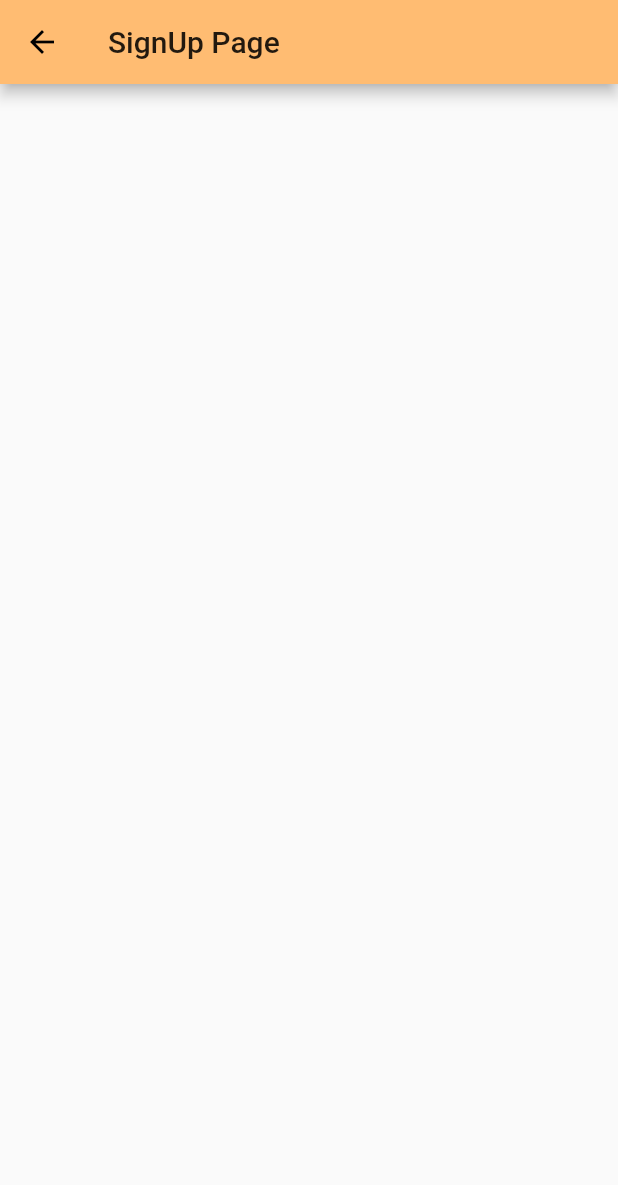
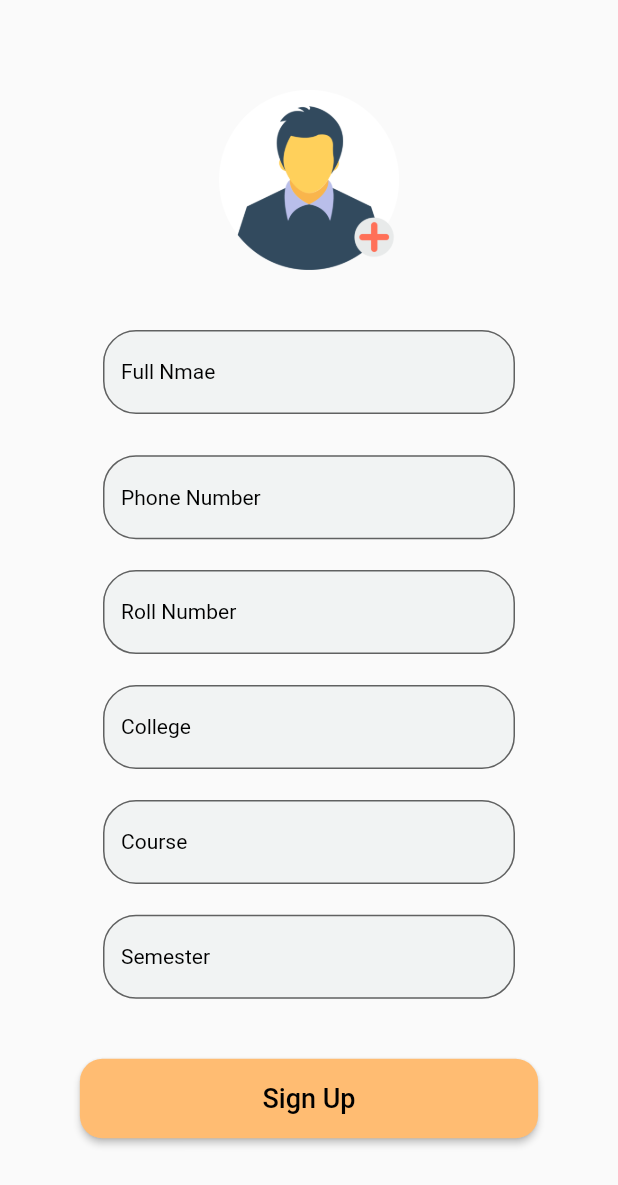
Before and after one commit to SandyUndefined/College-Services, a Flutter app: the screen it shows after launch, after a tap on "Sign Up", on a phone screen of 412 x 824 dp. Shown: the top 1185 px of the screen. Run offline on Flutter 3.47's test engine with Material 2 defaults, Android fonts, the light colour scheme and no system bars.

Commit message:
Day-3 SignUp completed

```diff
--- a/lib/login.dart
+++ b/lib/login.dart
@@ -1,5 +1,6 @@
 import 'package:college_services/main.dart';
 import 'package:college_services/responsive.dart';
+import 'package:college_services/signup.dart';
 import 'package:flutter/material.dart';
 import 'Home.dart';
 
@@ -161,7 +162,7 @@ class _LogInScreenState extends State<LogInScreen> {
           ),
           GestureDetector(
             onTap: () {
-              Navigator.pop(context);
+              Navigator.push(context,MaterialPageRoute(builder: (context) => signup()),);
             },
             child: Text(
               "Sign up",
--- a/lib/main.dart
+++ b/lib/main.dart
@@ -72,7 +72,7 @@ class _LoginpageState extends State<Loginpage> {
         Navigator.push(context,
           MaterialPageRoute(builder: (context) => signup()),);
       },
-      textColor: Colors.white,
+      textColor: Colors.black,
       shape:RoundedRectangleBorder( borderRadius: BorderRadius.circular(15.0),),
       child: Center(
         child: Text(
--- a/lib/signup.dart
+++ b/lib/signup.dart
@@ -1,12 +1,149 @@
+import 'dart:async';
+
+import 'package:college_services/responsive.dart';
+import 'package:college_services/textformfield.dart';
 import 'package:flutter/material.dart';
+
+import 'Home.dart';
 
 class signup extends StatelessWidget {
   @override
   Widget build(BuildContext context) {
     return Scaffold (
-      appBar: AppBar(
-        title: Text("SignUp Page"),
+      body: SignUpScreen (),
+    );
+  }
+}
+
+class SignUpScreen extends StatefulWidget {
+  @override
+  _SignUpScreenState createState() => _SignUpScreenState();
+}
+
+class _SignUpScreenState extends State<SignUpScreen>{
+  double _height;
+  double _width;
+  double _pixelRatio;
+  bool _large;
+  bool _medium;
+  TextEditingController _rollnumberController = new TextEditingController();
+  TextEditingController _phonenumberController = new TextEditingController();
+  GlobalKey<FormState> _key = GlobalKey();
+  FocusNode _focusNodePassword = FocusNode();
+  bool _obsecure = false;
+  @override
+  Widget build(BuildContext context) {
+    _height = MediaQuery.of(context).size.height;
+    _width = MediaQuery.of(context).size.width;
+    _pixelRatio = MediaQuery.of(context).devicePixelRatio;
+    _large =  ResponsiveWidget.isScreenLarge(_width, _pixelRatio);
+    _medium =  ResponsiveWidget.isScreenMedium(_width, _pixelRatio);
+    return Material (
+      child: Container (
+        height: _height,
+        width: _width,
+        padding: EdgeInsets.only(top: 60.0, bottom: 20.0),
+        child: SingleChildScrollView(
+          child: Column(
+            children: <Widget>[
+              new Image.asset('assets/images/user_upload.png',height: 120, width: 120,),
+              SizedBox(height: 40.0,),
+              form(),
+              SizedBox(height: 40.0,),
+              buildSignUpButton(),
+              SizedBox(height: 20.0),
+             // signUpTextRow(),
+            ],
+          ),
+        ),
       ),
     );
   }
+
+  Widget form(){
+    return Container(
+    padding: EdgeInsets.only(
+        left: _width / 6.0,
+        right: _width / 6.0),
+    child: Form(
+      key: _key,
+      child: Column(
+        children: <Widget>[
+          name(),
+          SizedBox(height: _height / 30.0),
+          phn_number(),
+          SizedBox(height: _height / 40.0),
+          roll_number(),
+          SizedBox(height: _height / 40.0),
+          college(),
+          SizedBox(height: _height / 40.0),
+          coursename(),
+          SizedBox(height: _height / 40.0),
+          sem(),
+        ],
+      ),
+    ),
+  );
+  }
+
+  Widget name(){
+    return CustomTextField(
+      keyboardType: TextInputType.text,
+      hint: "Full Nmae",
+    );
+  }
+  Widget phn_number(){
+    return CustomTextField(
+      keyboardType: TextInputType.text,
+      hint: "Phone Number",
+    );
+  }
+  Widget roll_number(){
+    return CustomTextField(
+      keyboardType: TextInputType.text,
+      hint: "Roll Number",
+    );
+  }
+  Widget college(){
+    return CustomTextField(
+      keyboardType: TextInputType.text,
+      hint: "College",
+    );
+  }
+  Widget coursename(){
+    return CustomTextField(
+      keyboardType: TextInputType.text,
+      hint: "Course",
+    );
+  }
+  Widget sem(){
+    return CustomTextField(
+      keyboardType: TextInputType.text,
+      hint: "Semester",
+    );
+  }
+
+  Widget buildSignUpButton(){
+    return RaisedButton(
+      shape:RoundedRectangleBorder( borderRadius: BorderRadius.circular(15.0),),
+      color: Color.fromRGBO(255,188,114, 1),
+      onPressed: () {
+        Navigator.push(context,
+          MaterialPageRoute(builder: (context) => Home()),);
+      },
+      textColor: Colors.black,
+      padding: EdgeInsets.symmetric(vertical: 16.0, horizontal: 24.0),
+      child: Container(
+        alignment: Alignment.center,
+        width: _width/1.6,
+        child: Text(
+          "Sign Up",
+          style: TextStyle(
+            fontSize: 18.0,
+          ),
+        ),
+      ),
+    );
+  }
+
 }
--- /dev/null
+++ b/lib/textformfield.dart
@@ -0,0 +1,54 @@
+import 'package:college_services/responsive.dart';
+import 'package:flutter/material.dart';
+
+class CustomTextField extends StatelessWidget {
+  final String hint;
+  final TextEditingController textEditingController;
+  final TextInputType keyboardType;
+  final bool obscureText;
+  final IconData icon;
+  double _width;
+  double _pixelRatio;
+  bool large;
+  bool medium;
+
+
+  CustomTextField(
+      {this.hint,
+        this.textEditingController,
+        this.keyboardType,
+        this.icon,
+        this.obscureText= false,
+      });
+
+  @override
+  Widget build(BuildContext context) {
+    _width = MediaQuery.of(context).size.width;
+    _pixelRatio = MediaQuery.of(context).devicePixelRatio;
+    large =  ResponsiveWidget.isScreenLarge(_width, _pixelRatio);
+    medium=  ResponsiveWidget.isScreenMedium(_width, _pixelRatio);
+    return Material(
+      borderRadius: BorderRadius.circular(22.0),
+      child: TextField(
+        controller: textEditingController,
+        obscureText: false,
+        keyboardType: keyboardType,
+        style: TextStyle(
+          fontSize: 14,
+        ),
+        decoration: InputDecoration(
+          labelText: hint,
+          alignLabelWithHint: true,
+          labelStyle: TextStyle(
+            color: Colors.black,
+          ),
+          fillColor: Color.fromRGBO(241, 243, 243, 1),
+          filled: true,
+          border: OutlineInputBorder(
+              borderRadius: BorderRadius.circular(22.0)
+          ),
+        ),
+      ),
+    );
+  }
+}
--- a/pubspec.yaml
+++ b/pubspec.yaml
@@ -19,6 +19,7 @@ environment:
 dependencies:
   flutter:
     sdk: flutter
+  progress_indicator_button: ^0.0.3
 
 
   # The following adds the Cupertino Icons font to your application.
```
Also changed, not shown: assets/images/user_upload.png (added), pubspec.lock.
